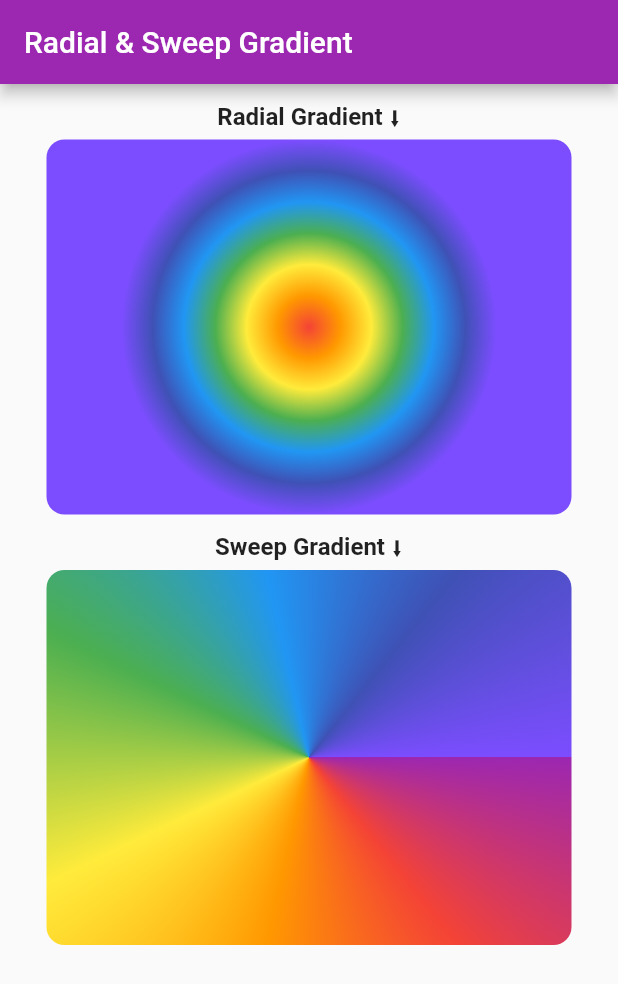
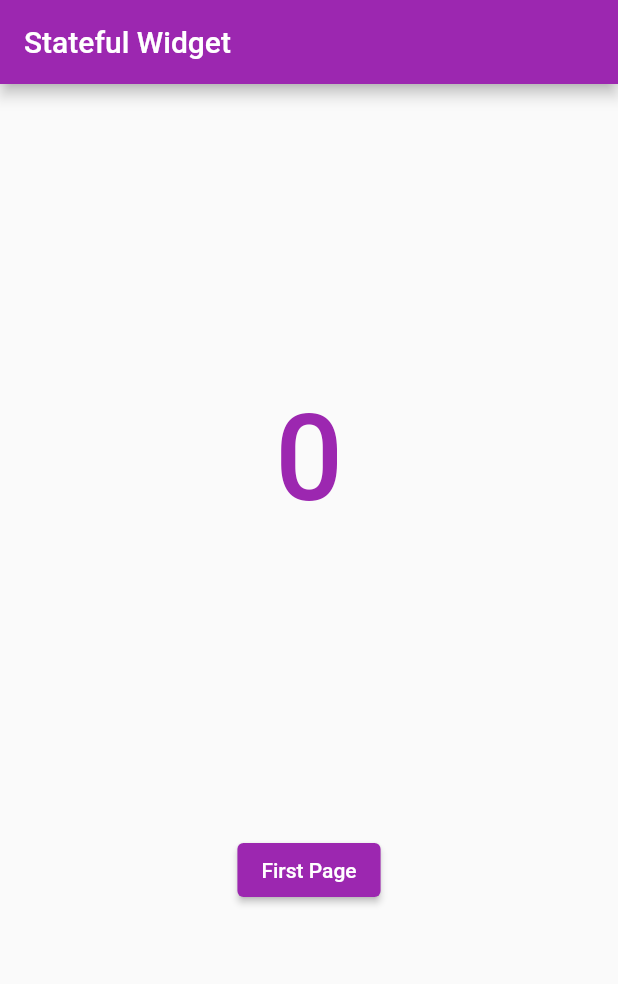
Before and after one commit to md-siam/widget_of_the_day, a Flutter app: the screen it shows after launch, on a phone screen of 412 x 824 dp. Shown: the top 984 px of the screen. Run offline on Flutter 3.47's test engine with Material 2 defaults, Android fonts, the phone set to English and light mode, and no system bars.

Commit message:
stateful widget

```diff
--- /dev/null
+++ b/lib/45_stateful_widget/stateful_widget.dart
@@ -0,0 +1,96 @@
+import 'package:flutter/material.dart';
+import 'first_page.dart';
+
+class MyStatufulWidget extends StatefulWidget {
+  final int number;
+  const MyStatufulWidget({Key? key, required this.number}) : super(key: key);
+
+  @override
+  _MyStatufulWidgetState createState() {
+    print('Number: $number CreateState');
+    return _MyStatufulWidgetState();
+  }
+}
+
+class _MyStatufulWidgetState extends State<MyStatufulWidget> {
+  int number = 0;
+  // first lifecycle
+  @override
+  void initState() {
+    super.initState();
+    number = widget.number;
+    print('Number: ${widget.number} InitState');
+  }
+
+  // second lifecycle
+  @override
+  void didChangeDependencies() {
+    super.didChangeDependencies();
+    print('Number: ${widget.number} DidChangeDependencies');
+  }
+
+  // check update done in previous page
+  @override
+  void didUpdateWidget(MyStatufulWidget oldWidget) {
+    super.didUpdateWidget(oldWidget);
+    print('Number: ${widget.number} DidUpdateWidget');
+
+    if (oldWidget.number != widget.number) {
+      print('Number has changed');
+    }
+  }
+
+  // rarely used
+  @override
+  void deactivate() {
+    print('Number: ${widget.number} Deactivate');
+    super.deactivate();
+  }
+
+  // dispose method
+  @override
+  void dispose() {
+    print('Number: ${widget.number} Dispose');
+    super.dispose();
+  }
+
+  @override
+  Widget build(BuildContext context) {
+    print('Number: $number Build');
+    return Scaffold(
+      appBar: AppBar(title: const Text('Stateful Widget')),
+      body: Center(
+        child: Column(
+          children: [
+            SizedBox(
+              height: 500,
+              width: 350,
+              child: TextButton(
+                child: Text(
+                  number.toString(),
+                  style: const TextStyle(fontSize: 80),
+                ),
+                onPressed: () {
+                  setState(() {
+                    print('Number: ${widget.number} SetState');
+                    number++;
+                  });
+                },
+              ),
+            ),
+            ElevatedButton(
+              child: const Text('First Page'),
+              onPressed: () {
+                Navigator.push(
+                  context,
+                  MaterialPageRoute(
+                      builder: (context) => FirstPage(numberFirst: number)),
+                );
+              },
+            ),
+          ],
+        ),
+      ),
+    );
+  }
+}
--- a/lib/main.dart
+++ b/lib/main.dart
@@ -56,7 +56,8 @@ class MyApp extends StatelessWidget {
       //home: const MyClipRRect(),
       //home: const MyClipRect(),
       //home: const MyClipPath(),
-      home: const MyRadialNSeepGradient(),
+      //home: const MyRadialNSeepGradient(),
+      home: const MyStatufulWidget(number: 0),
     );
   }
 }
--- a/lib/routes.dart
+++ b/lib/routes.dart
@@ -43,3 +43,4 @@ export '41_cliprrect/cliprrect.dart';
 export '42_cliprect/cliprect.dart';
 export '43_clippath/clippath.dart';
 export '44_radial_gradient/radial_n_sweep_gradient.dart';
+export '45_stateful_widget/stateful_widget.dart';
```
Also changed, not shown: lib/45_stateful_widget/first_page.dart (added, +40 -0 lines), lib/45_stateful_widget/second_page.dart (added, +27 -0 lines), lib/45_stateful_widget/img/baisc_lifecycle.png (added), lib/45_stateful_widget/img/lifecycle.png (added), 2 other files.
